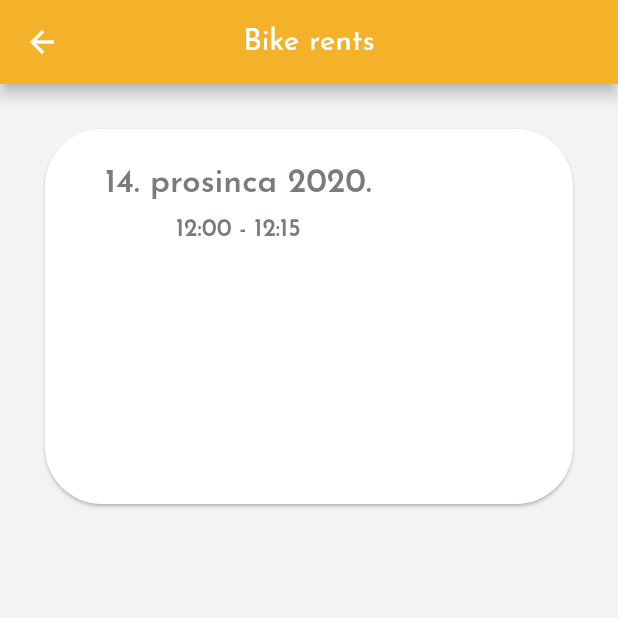
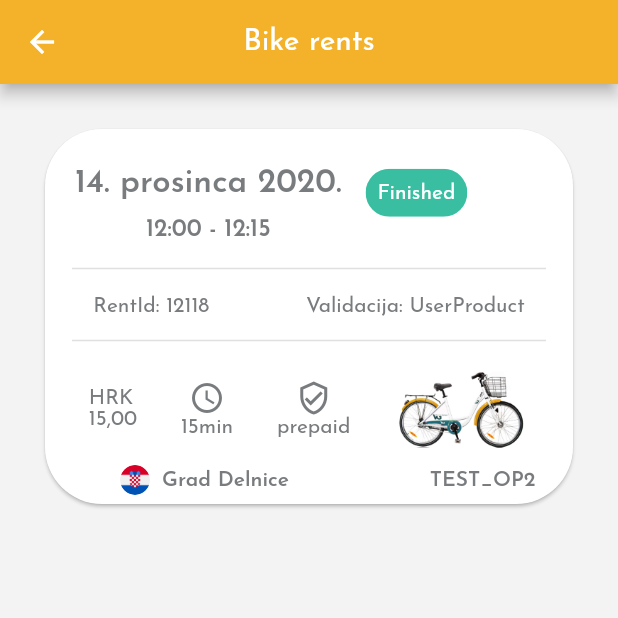
Before and after one commit to lucijaba7/Go2Bike, a Flutter app: the BikeRents screen opened by its route, on a phone screen of 412 x 824 dp, the top half of it. Run offline on Flutter 3.47's test engine with Material 2 defaults, Android fonts, the phone set to English and light mode, and no system bars; our stand-ins replace google_maps_flutter; missing offline and left inert: flutter_barcode_scanner, footer.

Commit message:
rent_card

```diff
--- a/assets/lang/en.json
+++ b/assets/lang/en.json
@@ -58,8 +58,5 @@
     "month": "mth",
     "buy_code": "Buy code",
     "additional_info": "Additional information",
-    "info_text": "Overrun: 10.00 kn / hour - overrun up to 5 min is tolerated. \n\nIf the user has the code for a period longer than 2 hours, he can use another bicycle or the same bicycle on the same day after 5 minutes.",
-    "date": "date",
-    "payment_method": "payment method",
-    "amount": "amount"
+    "info_text": "Overrun: 10.00 kn / hour - overrun up to 5 min is tolerated. \n\nIf the user has the code for a period longer than 2 hours, he can use another bicycle or the same bicycle on the same day after 5 minutes."
 }
--- a/lib/Screens/account/components/rent_card.dart
+++ b/lib/Screens/account/components/rent_card.dart
@@ -1,5 +1,8 @@
 import 'package:flutter/material.dart';
 
+import '../../../constraints.dart';
+
+//kartica je jako fus i ruznaaa
 class RentCard extends StatelessWidget {
   @override
   Widget build(BuildContext context) {
@@ -16,7 +19,7 @@ class RentCard extends StatelessWidget {
             Row(
               children: [
                 Padding(
-                  padding: const EdgeInsets.only(left: 40.0, top: 25.0),
+                  padding: const EdgeInsets.only(left: 20.0, top: 25.0, bottom: 10.0),
                   child: Column(
                     crossAxisAlignment: CrossAxisAlignment.center,
                     children: [
@@ -26,21 +29,86 @@ class RentCard extends StatelessWidget {
                             style: TextStyle(
                               fontFamily: "JosefinSansBold",
                               fontSize: 22
-                            ))
+                          )),
                       ]),
                       const SizedBox(height: 12),
-                          Row(
-                            children: [
+                      Row(children: [
                         Text("12:00 - 12:15",
                           style: TextStyle(
                             fontFamily: "JosefinSansBold",
                             fontSize: 16
-                                ))
+                        )),
                       ]),
                     ]),
                 ),
-              ]
+                Padding(
+                  padding: const EdgeInsets.only(left: 16.0),
+                  child: Chip(
+                    label: Text("Finished", style: TextStyle(
+                      color: Colors.white,
+                    ),),
+                    backgroundColor: Color(0xffb37BDA1),
+                    padding: EdgeInsets.all(0.0),
+                  ),
+                ),
+              ]),
+              Divider(thickness: 1.0, indent: 18.0, endIndent: 18.0),
+              Padding(
+                padding: const EdgeInsets.only(top: 10.0, bottom: 8.0),
+                child: Row(
+                  mainAxisAlignment: MainAxisAlignment.spaceAround,
+                  children: [
+                    Text("RentId: 12118"),
+                    Text("Validacija: UserProduct"),
+                ]),
+              ),
+              Divider(thickness: 1.0, indent: 18.0, endIndent: 18.0),
+              Row(
+                mainAxisAlignment: MainAxisAlignment.spaceEvenly,
+                crossAxisAlignment: CrossAxisAlignment.center,
+                children: [
+                  Text("HRK\n15,00"),
+                  Column(
+                    children: [
+                      Icon(Icons.watch_later_outlined, color: kPrimaryDarkColor),
+                      Text("15min")
+                  ],),
+                  Column(
+                    children: [
+                      Icon(Icons.verified_user_outlined, color: kPrimaryDarkColor),
+                      Text("prepaid")
+                  ],),
+                  Column(children: [
+                    Image.asset(
+                      "assets/images/bike.png",
+                      height: 75,
+                      width: 90,
+                    ),
+                  ],),
+
+              ],),
+              Row(
+                mainAxisAlignment: MainAxisAlignment.spaceBetween,
+                children: [
+                  Row(children: [
+                    Padding(
+                    padding: const EdgeInsets.only(left: 50.0, right: 8.0),
+                    child: Container(
+                      width: 20.0,
+                      height: 20.0,
+                      decoration: BoxDecoration(
+                          shape: BoxShape.circle,
+                          image:  DecorationImage(
+                              fit: BoxFit.fill,
+                              image:  AssetImage("assets/images/croatia.png"))
+                    ))),
+                    Text("Grad Delnice", style: TextStyle(fontFamily: "JosefinSansBold")),
+                  ],),
+                    Padding(
+                      padding: const EdgeInsets.only(right: 25.0),
+                      child: Text("TEST_OP2", style: TextStyle(fontFamily: "JosefinSansBold")),
                     )
+              ])
         ],),
       ),
     );
```
Also changed, not shown: lib/Screens/account/payments_screen.dart (+72 -16 lines), assets/images/bike.png (added). Lines whose indentation alone changed are shown as unchanged.
